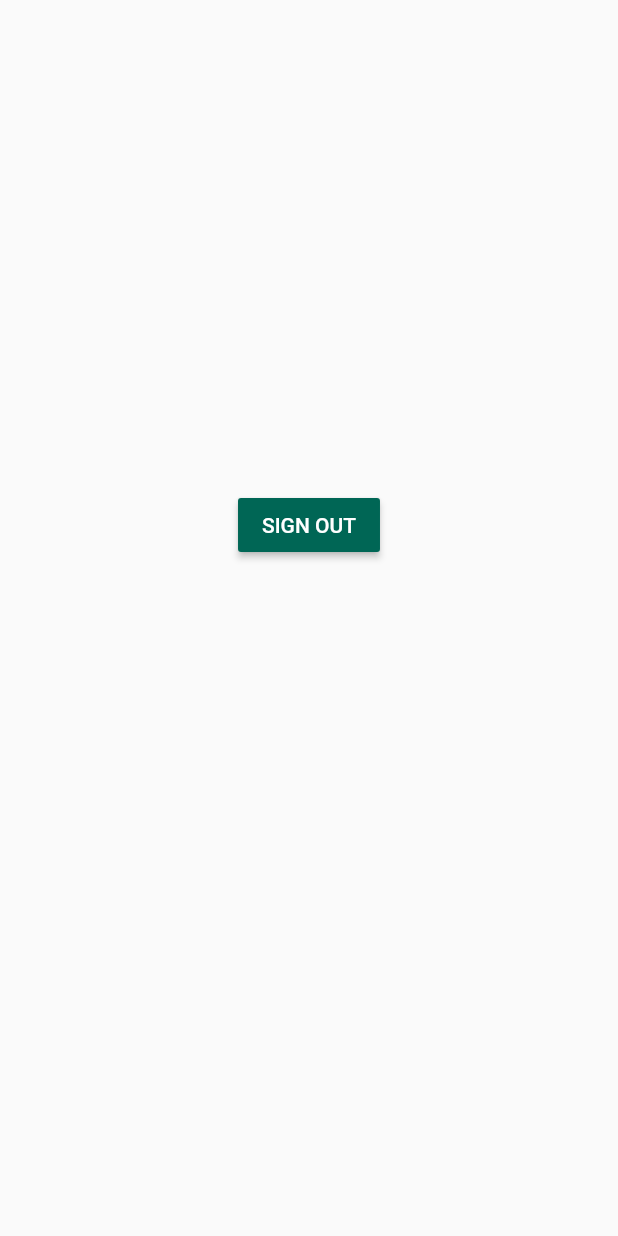
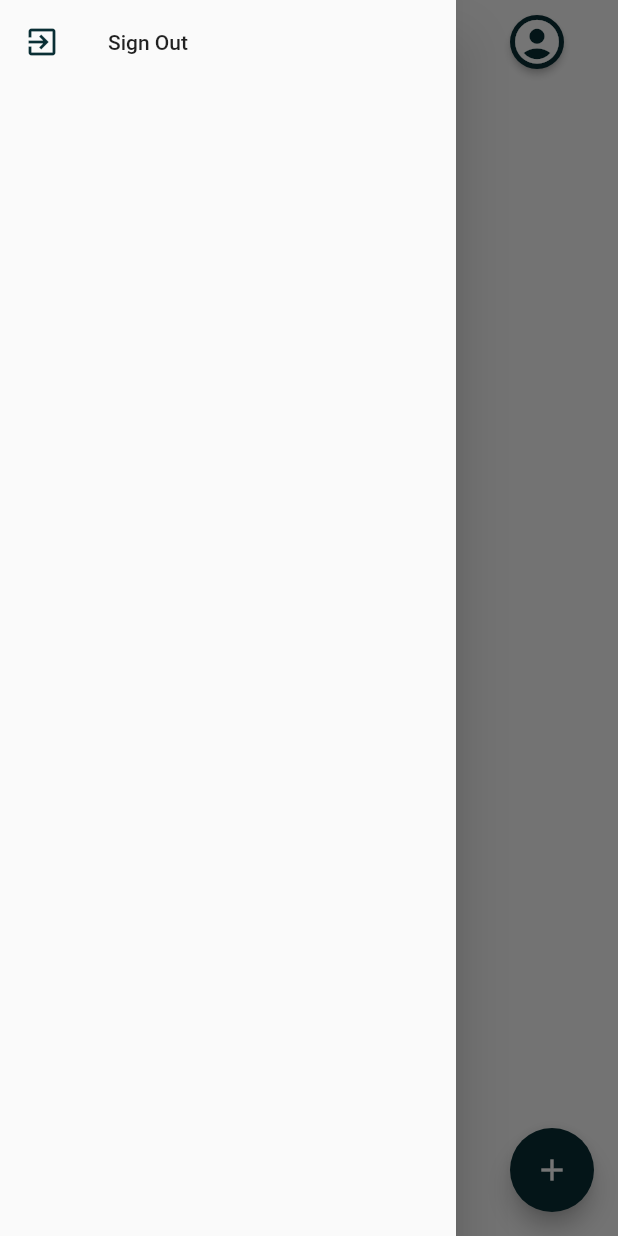
Before and after one commit to gorvk/Sign-In-and-Sign-Up-Template-in-Flutter, a Flutter app: the screen it shows once a user with an empty profile is signed in, with the side drawer open (before the commit the screen has no drawer), on a phone screen of 412 x 824 dp. Run offline on Flutter 3.47's test engine with Material 2 defaults, Android fonts, the phone set to English and light mode, and no system bars; our stand-ins replace firebase_auth, firebase_core, google_fonts, google_sign_in; missing offline and left inert: flutter_facebook_login; accounts and stored records are empty.

Commit message:
Modified the Home Screen

```diff
--- /dev/null
+++ b/lib/screens/components/NavDrawer.dart
@@ -0,0 +1,30 @@
+import 'package:firebase_auth/firebase_auth.dart';
+import 'package:flutter/material.dart';
+
+class NavDrawer extends StatefulWidget {
+  @override
+  _NavDrawerState createState() => _NavDrawerState();
+}
+
+class _NavDrawerState extends State<NavDrawer> {
+  final _auth = FirebaseAuth.instance;
+  @override
+  Widget build(BuildContext context) {
+    return Drawer(
+      child: ListView(
+        children: [
+          ListTile(
+            leading: Icon(
+              Icons.exit_to_app,
+              color: Color(0xff092E34)
+            ),
+            title: Text("Sign Out"),
+            onTap: () async {
+              await _auth.signOut();
+            },
+          ),
+        ],
+      ),
+    );
+  }
+}
--- a/lib/screens/home.dart
+++ b/lib/screens/home.dart
@@ -1,63 +1,88 @@
-import 'package:firebase_auth/firebase_auth.dart';
+// import 'package:audio_picker/audio_picker.dart';
+// import 'package:audioplayers/audioplayers.dart';
+import 'package:TodoApp/screens/components/NavDrawer.dart';
+import 'package:TodoApp/screens/newAudio.dart';
+import 'package:TodoApp/screens/userProfile.dart';
 import 'package:flutter/material.dart';
-// import 'package:cloud_firestore/cloud_firestore.dart';
 
-class Home extends StatelessWidget {
-  final _auth = FirebaseAuth.instance;
-  // final CollectionReference notes =
-  //     FirebaseFirestore.instance.collection('notes');
+class Home extends StatefulWidget {
+  @override
+  _HomeState createState() => _HomeState();
+}
 
+class _HomeState extends State<Home> {
   @override
   Widget build(BuildContext context) {
     return Scaffold(
-      // appBar: CustomAppBar(),
-      body: Center(
-        child: Column(
-          children: [
+      drawer: NavDrawer(),
+      appBar: AppBar(
+        backgroundColor: Colors.white10,
+        iconTheme: IconThemeData(
+          color: Color(0xff092E34),
+        ),
+        actions: [
           Container(
-              child: Container(
-                margin: EdgeInsets.only(top: 50),
-                child: Text(
-                  _auth.currentUser.email,
-                  style: TextStyle(
-                    color: Color(0xFF006655),
+            padding: EdgeInsets.all(10),
+            child: MaterialButton(
+              disabledColor: Colors.transparent,
+              shape: CircleBorder(),
+              child: Icon(
+                Icons.account_circle,
+                color: Colors.white,
+                size: 35,
+              ),
+              color: Color(0xff092E34),
+              onPressed: () {
+                Navigator.push(
+                  context,
+                  MaterialPageRoute(
+                    builder: (context) => UserProfile(),
+                  ),
+                );
+              },
             ),
           ),
+        ],
+        elevation: 0.0,
       ),
-              margin: EdgeInsets.only(top: 250),
+      floatingActionButton: FloatingActionButton(
+        child: Icon(Icons.add),
+        onPressed: () {
+          Navigator.push(
+            context,
+            MaterialPageRoute(
+              builder: (context) => NewAudio(),
             ),
-            Container(
-              margin: EdgeInsets.only(top: 10),
-              child: MaterialButton(
-                onPressed: () async {
-                  await _auth.signOut();
+          );
         },
-                color: Color(0xFF006655),
-                child: Text(
-                  "SIGN OUT",
-                  style: TextStyle(color: Colors.white),
+        backgroundColor: Color(0xff092E34),
       ),
-              ),
-            ),
-            // MaterialButton(
-            //   onPressed: () {
-            //     notes
-            //         .add({
-            //           'Title': "Add Notes",
-            //           'Todo': "Done Added",
-            //         })
-            //         .then((value) => print("User Added"))
-            //         .catchError((error) => print("Failed to add note!!"));
-            //   },
-            //   color: Colors.blue,
-            //   child: Text(
-            //     "Add Note",
-            //     style: TextStyle(color: Colors.white),
-            //   ),
-            // ),
-          ],
-        ),
+      body: Center(
+        child: Text("Recently Added"),
       ),
     );
   }
 }
+
+// final CollectionReference notes =
+//     FirebaseFirestore.instance.collection('notes');
+
+// body: Center(
+//   child:
+//       MaterialButton(
+//         onPressed: () {
+//           notes
+//               .add({
+//                 'Title': "Add Notes",
+//                 'Todo': "Done Added",
+//               })
+//               .then((value) => print("User Added"))
+//               .catchError((error) => print("Failed to add note!!"));
+//         },
+//         color: Colors.blue,
+//         child: Text(
+//           "Add Note",
+//           style: TextStyle(color: Colors.white),
+//         ),
+//     ),
+// ),
--- a/pubspec.yaml
+++ b/pubspec.yaml
@@ -30,6 +30,8 @@ dependencies:
   flutter_facebook_login: "^3.0.0"
   http: "^0.12.2"
   google_fonts: "^1.1.1"
+  audioplayers: "^0.16.2"
+  # audio_picker: "^1.0.0"
   # cloud_firestore: "^0.14.1+3"
 
 
```
Also changed, not shown: lib/screens/newAudio.dart (added, +24 -0 lines), lib/screens/userProfile.dart (added, +26 -0 lines), pubspec.lock. Lines whose indentation alone changed are shown as unchanged.
